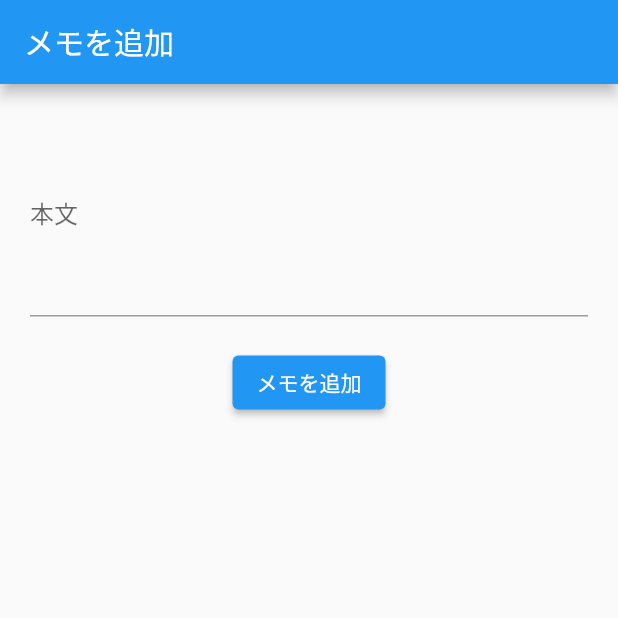
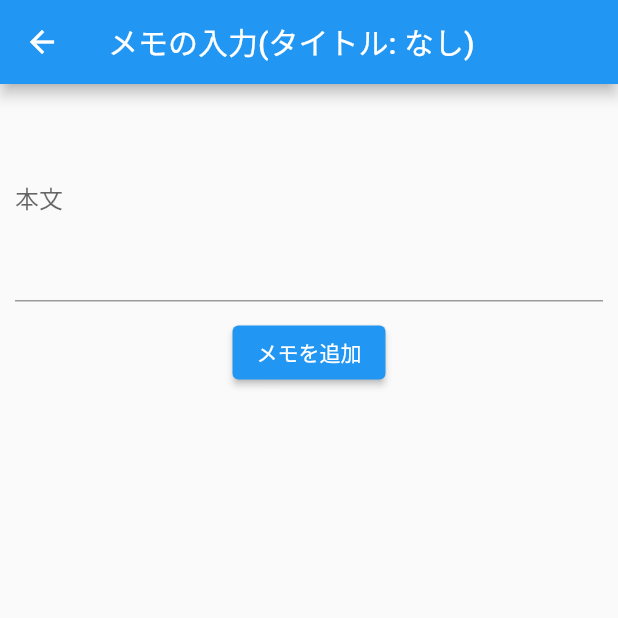
Before and after one commit to Yuta-KTD/one_minutes_memo, a Flutter app: the AddMemoScreen screen opened by its route, after a tap on "メモを追加", on a phone screen of 412 x 824 dp, the top half of it. Run offline on Flutter 3.47's test engine with Material 2 defaults, Android fonts, the phone set to English and light mode, and no system bars; drawn by our look-alikes of flutter_form_builder; our stand-ins replace flutter_riverpod, form_builder_validators, freezed_annotation, go_router.

Commit message:
✨ タイトル記入ページ追加 (#6)
- タイトル入力ページを追加
- タイトル入力ページから戻る際には確認ダイアログを表示するようにする
- SimpleTextウィジェットの引数を名前付きにしない（とりあえず現状は名前をつける必要がないと判断したため）

Co-authored-by: katada <katada@ferix.jp>

```diff
--- a/lib/provider/memo_content_list.dart
+++ b/lib/provider/memo_content_list.dart
@@ -5,12 +5,13 @@ class MemoContentsNotifier extends StateNotifier<List<String>> {
 
   void addMemo(String memo) {
     state = [...state, memo];
-    print(state);
   }
   // TODO: "removeTodo" のような他のメソッドを追加する
 }
 
+// TODO: ID採番されるようになったらfamily使って操作できるようにするのもあり？
 final memoContentsProvider =
-    StateNotifierProvider<MemoContentsNotifier, List<String>>((ref) {
+    StateNotifierProvider.autoDispose<MemoContentsNotifier, List<String>>(
+        (ref) {
   return MemoContentsNotifier();
 });
--- /dev/null
+++ b/lib/provider/memo_title_provider.dart
@@ -0,0 +1,3 @@
+import 'package:flutter_riverpod/flutter_riverpod.dart';
+
+final memoTitleProvier = StateProvider.autoDispose<String?>((ref) => null);
--- a/lib/router/router.dart
+++ b/lib/router/router.dart
@@ -3,6 +3,7 @@ import 'package:go_router/go_router.dart';
 import 'package:one_minutes_memo/view/add_memo_sceen.dart';
 import 'package:one_minutes_memo/view/sign_in_screen.dart';
 import 'package:one_minutes_memo/view/sign_up_screen.dart';
+import 'package:one_minutes_memo/view/title_screen.dart';
 
 final routerProvider = Provider(
   (ref) => GoRouter(
@@ -16,8 +17,14 @@ final routerProvider = Provider(
         builder: (context, state) => const SignUpScreen(),
       ),
       GoRoute(
-        path: '/addmemo',
-        builder: (context, state) => const AddMemoScreen(),
+        path: '/title',
+        builder: (context, state) => TitleScreen(),
+        routes: <RouteBase>[
+          GoRoute(
+            path: 'addmemo',
+            builder: (context, state) => const AddMemoScreen(),
+          ),
+        ],
       ),
     ],
   ),
--- a/lib/ui/component/button/primary_button.dart
+++ b/lib/ui/component/button/primary_button.dart
@@ -11,7 +11,7 @@ class PrimaryButton extends StatelessWidget {
   Widget build(BuildContext context) {
     return ElevatedButton(
       onPressed: onPressed,
-      child: SimpleText(text: text),
+      child: SimpleText(text),
     );
   }
 }
--- a/lib/ui/component/simple_text.dart
+++ b/lib/ui/component/simple_text.dart
@@ -1,7 +1,7 @@
 import 'package:flutter/material.dart';
 
 class SimpleText extends StatelessWidget {
-  const SimpleText({super.key, required this.text});
+  const SimpleText(this.text, {super.key});
 
   final String text;
 
--- a/lib/view/add_memo_sceen.dart
+++ b/lib/view/add_memo_sceen.dart
@@ -1,10 +1,16 @@
+import 'dart:io';
+
+import 'package:flutter/cupertino.dart';
 import 'package:flutter/material.dart';
 import 'package:flutter_form_builder/flutter_form_builder.dart';
 import 'package:flutter_riverpod/flutter_riverpod.dart';
 import 'package:form_builder_validators/form_builder_validators.dart';
+import 'package:go_router/go_router.dart';
 import 'package:one_minutes_memo/provider/memo_content_list.dart';
+import 'package:one_minutes_memo/provider/memo_title_provider.dart';
+import 'package:one_minutes_memo/util/dialog/platform_alert_dialog.dart';
+import 'package:one_minutes_memo/util/dialog/show_platform_alert_dialog.dart';
 
-import '../constant/text_const.dart';
 import '../ui/component/button/primary_button.dart';
 import '../ui/component/form/primary_text_field.dart';
 import '../ui/component/simple_text.dart';
@@ -22,9 +28,12 @@ class AddMemoScreenState extends ConsumerState<AddMemoScreen> {
   @override
   Widget build(BuildContext context) {
     final List<String> addedMemos = ref.watch(memoContentsProvider);
-    return Scaffold(
+    final String? memoTitle = ref.watch(memoTitleProvier);
+    return WillPopScope(
+      onWillPop: () => _onWillPop(),
+      child: Scaffold(
         appBar: AppBar(
-        title: const SimpleText(text: TextConst.memoTitle),
+          title: SimpleText("メモの入力(タイトル: ${memoTitle ?? 'なし'})"),
         ),
         body: Column(
           children: [
@@ -33,7 +42,7 @@ class AddMemoScreenState extends ConsumerState<AddMemoScreen> {
               child: Column(
                 children: [
                   Padding(
-                  padding: const EdgeInsets.all(20.0),
+                    padding: const EdgeInsets.all(10.0),
                     child: PrimaryTextField(
                       name: "memo",
                       labelText: "本文",
@@ -58,8 +67,7 @@ class AddMemoScreenState extends ConsumerState<AddMemoScreen> {
                   SliverList(
                     delegate: SliverChildBuilderDelegate(
                       (context, index) {
-                      return ListTile(
-                          title: SimpleText(text: addedMemos[index]));
+                        return ListTile(title: SimpleText(addedMemos[index]));
                       },
                       childCount: addedMemos.length,
                     ),
@@ -69,16 +77,27 @@ class AddMemoScreenState extends ConsumerState<AddMemoScreen> {
             ),
           ],
         ),
+      ),
     );
   }
 
-  Future<void> _onPressed() async {
+  Future<bool> _onWillPop() async {
+    return showPlatformAlertDialog(
+      context: context,
+      title: 'メモを削除しますか？',
+      barrierDismissible: true,
+      yesCallBack: () => context.pop(true),
+      noCallBack: () => context.pop(),
+    );
+  }
+
+  void _onPressed() {
     if (!_formKey.currentState!.saveAndValidate()) {
       return;
     }
 
     ScaffoldMessenger.of(context).showSnackBar(
-      const SnackBar(content: Text('データを送信')),
+      const SnackBar(content: Text('メモを追加しました')),
     );
     ref
         .watch(memoContentsProvider.notifier)
--- a/lib/view/sign_in_screen.dart
+++ b/lib/view/sign_in_screen.dart
@@ -11,12 +11,12 @@ class SignInScreen extends StatelessWidget {
   Widget build(BuildContext context) {
     return Scaffold(
       appBar: AppBar(
-        title: const SimpleText(text: TextConst.signInTitle),
+        title: const SimpleText(TextConst.signInTitle),
       ),
       body: Center(
         child: TextButton(
-          child: const SimpleText(text: 'メモを追加'),
-          onPressed: () => context.go('/addmemo'),
+          child: const SimpleText('メモを追加'),
+          onPressed: () => context.go('/title'),
         ),
       ),
     );
--- a/lib/view/sign_up_screen.dart
+++ b/lib/view/sign_up_screen.dart
@@ -10,7 +10,7 @@ class SignUpScreen extends StatelessWidget {
   Widget build(BuildContext context) {
     return Scaffold(
       appBar: AppBar(
-        title: const SimpleText(text: TextConst.signUpTitle),
+        title: const SimpleText(TextConst.signUpTitle),
       ),
     );
   }
--- /dev/null
+++ b/lib/view/title_screen.dart
@@ -0,0 +1,59 @@
+import 'package:flutter/material.dart';
+import 'package:flutter_form_builder/flutter_form_builder.dart';
+import 'package:flutter_riverpod/flutter_riverpod.dart';
+import 'package:form_builder_validators/form_builder_validators.dart';
+import 'package:go_router/go_router.dart';
+import 'package:one_minutes_memo/provider/memo_title_provider.dart';
+import 'package:one_minutes_memo/ui/component/simple_text.dart';
+
+import '../ui/component/button/primary_button.dart';
+import '../ui/component/form/primary_text_field.dart';
+
+class TitleScreen extends ConsumerWidget {
+  TitleScreen({super.key});
+
+  final _formKey = GlobalKey<FormBuilderState>();
+
+  @override
+  Widget build(BuildContext context, WidgetRef ref) {
+    return Scaffold(
+      appBar: AppBar(
+        title: const SimpleText("今回のテーマ"),
+      ),
+      body: Center(
+        child: FormBuilder(
+          key: _formKey,
+          child: Column(
+            children: [
+              Padding(
+                padding: const EdgeInsets.all(20.0),
+                child: PrimaryTextField(
+                  name: "title",
+                  labelText: "テーマ",
+                  validator: FormBuilderValidators.compose([
+                    FormBuilderValidators.required(
+                      errorText: '最低1文字は入力が必要です',
+                    )
+                  ]),
+                ),
+              ),
+              PrimaryButton(
+                onPressed: () => _onPressed(ref, context),
+                text: "メモを追加",
+              ),
+            ],
+          ),
+        ),
+      ),
+    );
+  }
+
+  void _onPressed(WidgetRef ref, BuildContext context) {
+    if (!_formKey.currentState!.saveAndValidate()) {
+      return;
+    }
+    final String title = _formKey.currentState!.value["title"];
+    ref.watch(memoTitleProvier.notifier).state = title;
+    context.go('/title/addmemo');
+  }
+}
```
Also changed, not shown: lib/util/dialog/show_platform_alert_dialog.dart (added, +54 -0 lines). Lines whose indentation alone changed are shown as unchanged.
